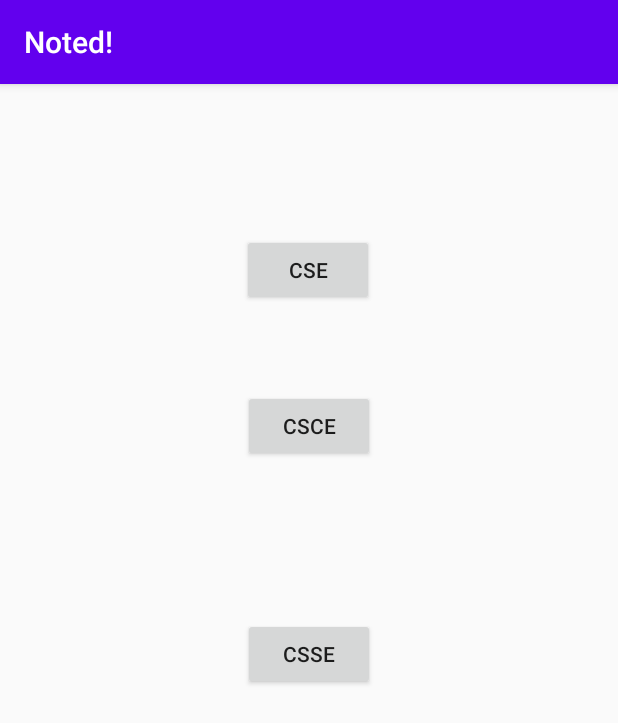
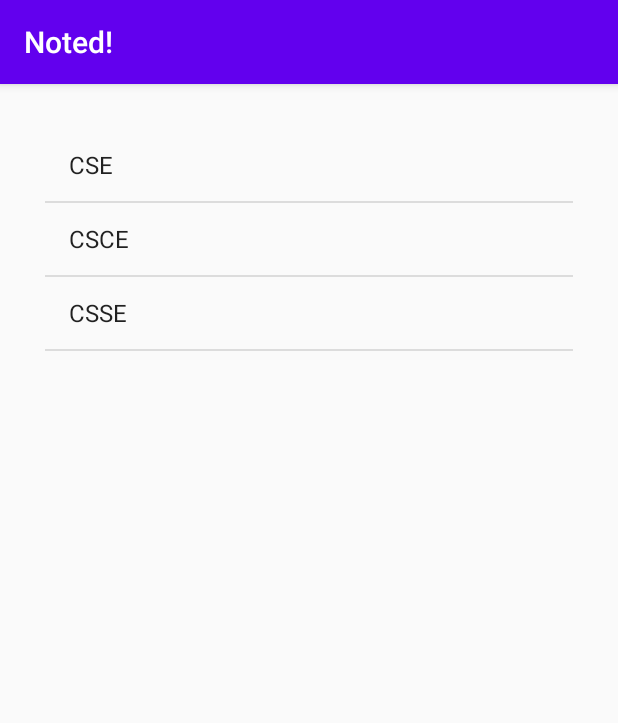
Before and after one commit to Abhinav1281/Noted, an Android app: the StreamSelector screen opened directly, with no data from a screen before it, after a tap on "CSE", on a phone screen of 412 x 824 dp. Shown: the top 723 px of the screen. Run offline under Robolectric (Android 15) with nearby library versions, the phone set to English and light mode, and no system bars; 1 statement that could not run was skipped.

Commit message:
Replaced Streams Buttons with Stream List for ease of future additions

```diff
--- a/app/src/main/java/com/example/noted/DataClass.java
+++ b/app/src/main/java/com/example/noted/DataClass.java
@@ -1,9 +1,11 @@
 package com.example.noted;
 
 import java.util.ArrayList;
+import java.util.stream.Stream;
 
 public class DataClass {
     static ArrayList<String> Subjects=new ArrayList<>();
+    static ArrayList<String> Streams=new ArrayList<>();
     static ArrayList<String> getData(String year,String Stream,int sem)
     {
         if(year.equals("SECOND"))
@@ -22,4 +24,11 @@ public class DataClass {
         }
         return Subjects;
     }
+    static ArrayList<String> getStreams()
+    {
+        Streams.add("CSE");
+        Streams.add("CSCE");
+        Streams.add("CSSE");
+        return Streams;
+    }
 }
--- a/app/src/main/java/com/example/noted/StreamSelector.java
+++ b/app/src/main/java/com/example/noted/StreamSelector.java
@@ -5,45 +5,41 @@ import androidx.appcompat.app.AppCompatActivity;
 import android.content.Intent;
 import android.os.Bundle;
 import android.view.View;
+import android.widget.AdapterView;
+import android.widget.ArrayAdapter;
 import android.widget.Button;
+import android.widget.ListView;
 
-public class StreamSelector extends AppCompatActivity implements View.OnClickListener {
+import java.util.ArrayList;
+
+public class StreamSelector extends AppCompatActivity implements AdapterView.OnItemClickListener {
 
     String year,stream;
     int sem;
-    Button cs,csc,css;
+    ListView streamList;
+    ArrayList<String> streams;
+    ArrayAdapter arrayAdapter;
     @Override
     protected void onCreate(Bundle savedInstanceState) {
         super.onCreate(savedInstanceState);
         setContentView(R.layout.activity_stream_selector);
         sem=getIntent().getIntExtra("SEMESTER",1);
         year=getIntent().getStringExtra("YEAR");
-        cs=findViewById(R.id.CSE);
-        csc=findViewById(R.id.CSCE);
-        css=findViewById(R.id.CSSE);
-        cs.setOnClickListener(StreamSelector.this);
-        csc.setOnClickListener(StreamSelector.this);
-        css.setOnClickListener(StreamSelector.this);
+        streamList=findViewById(R.id.StreamList);
+        streams=DataClass.getStreams();
+        arrayAdapter=new ArrayAdapter(StreamSelector.this,android.R.layout.simple_list_item_1,streams);
+        streamList.setAdapter(arrayAdapter);
+        streamList.setOnItemClickListener(StreamSelector.this);
     }
 
+
+
     @Override
-    public void onClick(View v) {
-        switch (v.getId())
-        {
-            case R.id.CSE:
-                stream="CSE";
-                break;
-            case R.id.CSCE:
-                stream="CSCE";
-                break;
-            case R.id.CSSE:
-                stream="CSSE";
-                break;
-        }
+    public void onItemClick(AdapterView<?> parent, View view, int position, long id) {
         Intent intent = new Intent(StreamSelector.this, SubjectDisplayer.class);
         intent.putExtra("YEAR", year);
         intent.putExtra("SEMESTER",sem);
-        intent.putExtra("STREAM",stream);
+        intent.putExtra("STREAM",streams.get(position));
         startActivity(intent);
     }
 }
--- a/app/src/main/java/com/example/noted/SubjectDisplayer.java
+++ b/app/src/main/java/com/example/noted/SubjectDisplayer.java
@@ -35,7 +35,7 @@ public class SubjectDisplayer extends AppCompatActivity implements AdapterView.O
         subjectsList=DataClass.getData(year,stream,sem);
         if(subjectsList.size()<=0)
         {
-            Toast.makeText(this,"NOTHING TO DISPLAY",Toast.LENGTH_LONG).show();
+            Toast.makeText(this,"NOTHING TO DISPLAY",Toast.LENGTH_SHORT).show();
             finish();
         }
         else {
--- a/app/src/main/res/layout/activity_stream_selector.xml
+++ b/app/src/main/res/layout/activity_stream_selector.xml
@@ -6,35 +6,14 @@
     android:layout_height="match_parent"
     tools:context=".StreamSelector">
 
-    <Button
-        android:id="@+id/CSE"
-        android:layout_width="wrap_content"
-        android:layout_height="wrap_content"
-        android:layout_marginTop="100dp"
-        android:text="CSE"
-        app:layout_constraintEnd_toEndOf="parent"
-        app:layout_constraintHorizontal_bias="0.498"
-        app:layout_constraintStart_toStartOf="parent"
-        app:layout_constraintTop_toTopOf="parent" />
 
-    <Button
-        android:id="@+id/CSCE"
-        android:layout_width="wrap_content"
-        android:layout_height="wrap_content"
-        android:layout_marginTop="56dp"
-        android:text="CSCE"
+    <ListView
+        android:id="@+id/StreamList"
+        android:layout_width="match_parent"
+        android:layout_height="match_parent"
+        app:layout_constraintBottom_toBottomOf="parent"
         app:layout_constraintEnd_toEndOf="parent"
         app:layout_constraintStart_toStartOf="parent"
-        app:layout_constraintTop_toBottomOf="@+id/CSE" />
-
-    <Button
-        android:id="@+id/CSSE"
-        android:layout_width="wrap_content"
-        android:layout_height="wrap_content"
-        android:layout_marginTop="104dp"
-        android:text="CSSE"
-        app:layout_constraintEnd_toEndOf="parent"
-        app:layout_constraintHorizontal_bias="0.501"
-        app:layout_constraintStart_toStartOf="parent"
-        app:layout_constraintTop_toBottomOf="@+id/CSCE" />
+        app:layout_constraintTop_toTopOf="parent"
+        android:layout_margin="30dp"/>
 </androidx.constraintlayout.widget.ConstraintLayout>
```
